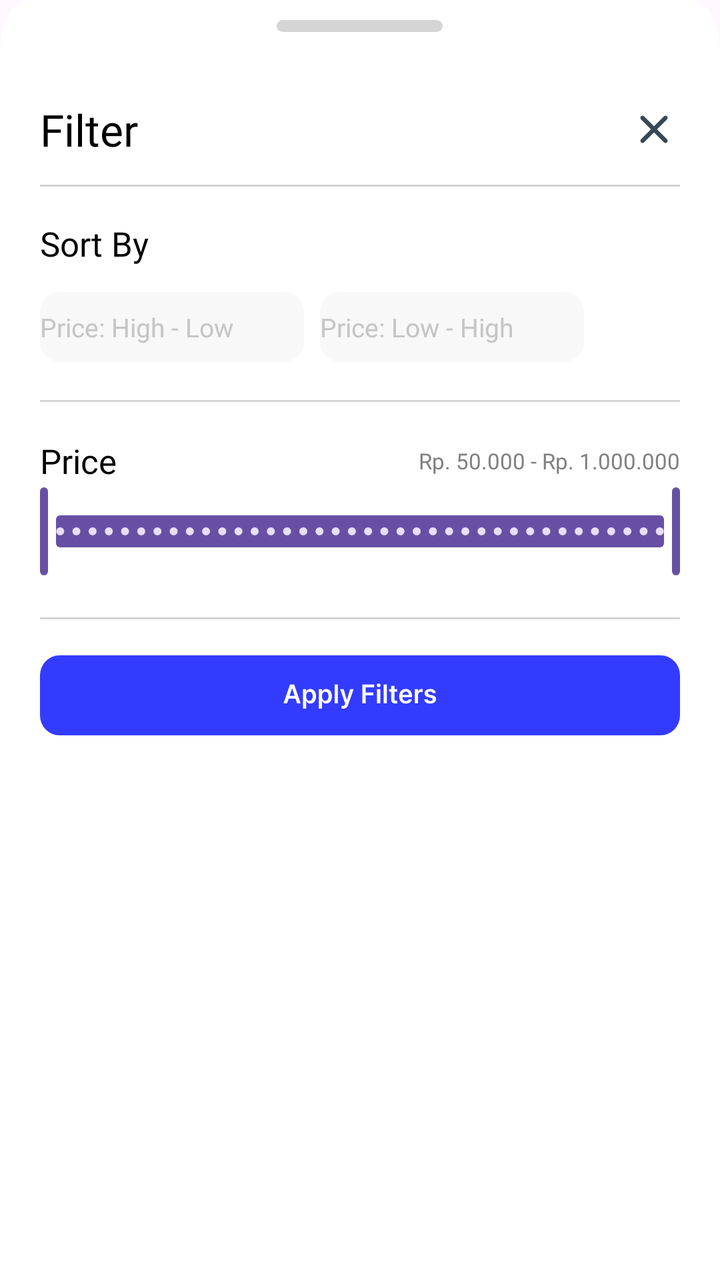
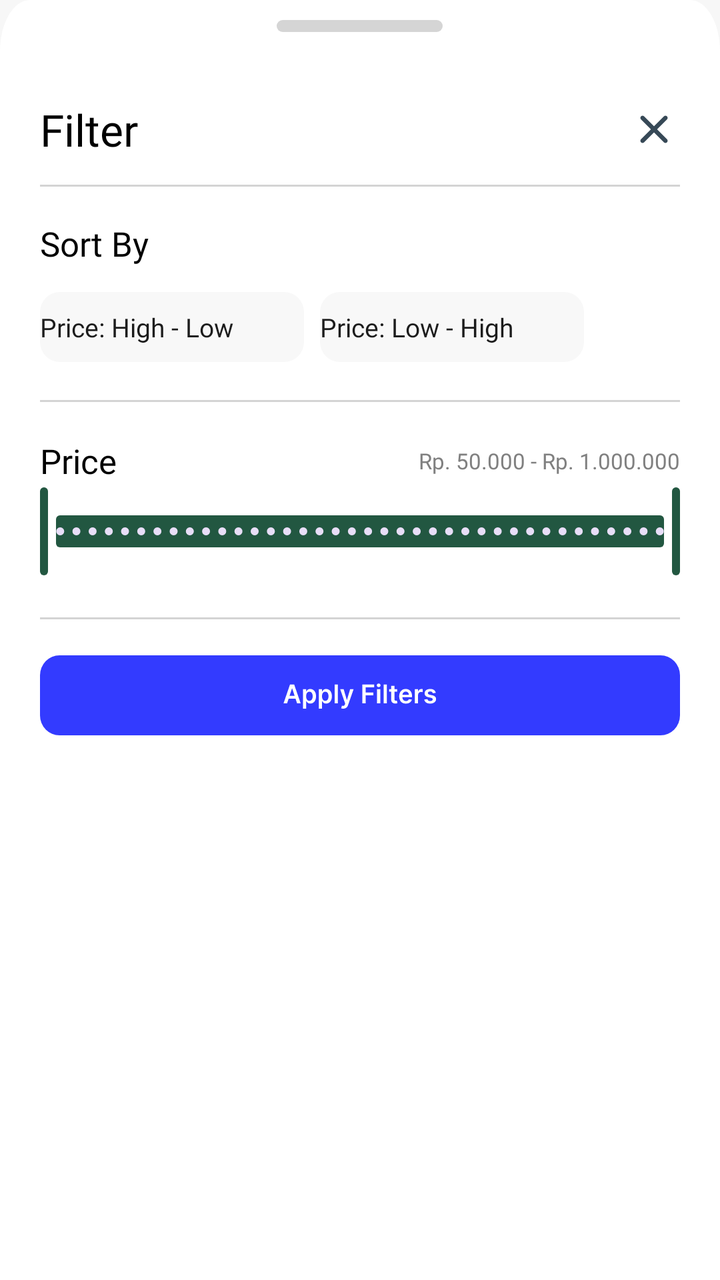

Screens rendered from an Android XML layout before and after an edit, with the pre-edit source and the edit as a unified diff.
<!-- AndroidManifest.xml: application theme Theme.GuppyMarketIDN -->
<!-- res/layout/bottom_dialog_filter.xml -->
<?xml version="1.0" encoding="utf-8"?>
<LinearLayout xmlns:android="http://schemas.android.com/apk/res/android"
    xmlns:app="http://schemas.android.com/apk/res-auto"
    xmlns:tools="http://schemas.android.com/tools"
    android:id="@+id/main"
    android:layout_width="match_parent"
    android:layout_height="match_parent"
    android:background="@drawable/dialog_bg"
    android:orientation="vertical"
    tools:context=".menuHome.BottomDialogFilter">

    <ImageView
        android:layout_width="83dp"
        android:layout_height="wrap_content"
        android:src="@drawable/round_remove"
        android:layout_marginTop="10dp"
        android:layout_gravity="center|top"
        android:scaleType="centerCrop"/>

    <LinearLayout
        android:layout_width="match_parent"
        android:layout_height="wrap_content"
        android:layout_marginLeft="20dp"
        android:layout_marginTop="34dp"
        android:layout_marginRight="20dp"
        android:orientation="horizontal">

        <LinearLayout
            android:layout_width="0dp"
            android:layout_height="wrap_content"
            android:layout_weight="1"
            android:gravity="center_vertical"
            android:orientation="horizontal">
            <TextView
                android:layout_width="wrap_content"
                android:layout_height="wrap_content"
                android:text="Filter"
                android:fontFamily="@font/inter_medium"
                android:textSize="22sp"
                android:textColor="@color/black"/>
        </LinearLayout>

        <LinearLayout
            android:layout_width="0dp"
            android:layout_height="wrap_content"
            android:layout_weight="1"
            android:orientation="horizontal"
            android:layout_gravity="center"
            android:gravity="end">
            <ImageButton
                android:id="@+id/btnCloseDialog"
                android:layout_width="wrap_content"
                android:layout_height="wrap_content"
                android:background="@drawable/fi_rr_cross_small"/>
        </LinearLayout>
    </LinearLayout>

    <ImageView
        android:layout_width="match_parent"
        android:layout_height="wrap_content"
        android:layout_marginLeft="20dp"
        android:layout_marginTop="13dp"
        android:layout_marginRight="20dp"
        android:background="@drawable/line_botton_dialog" />

    <TextView
        android:layout_width="match_parent"
        android:layout_height="wrap_content"
        android:layout_marginLeft="20dp"
        android:layout_marginTop="17dp"
        android:layout_marginRight="20dp"
        android:fontFamily="@font/inter_medium"
        android:text="Sort By"
        android:textColor="@color/black"
        android:textSize="17sp"/>

    <LinearLayout
        android:layout_width="wrap_content"
        android:layout_height="wrap_content"
        android:layout_marginLeft="20dp"
        android:layout_marginTop="13dp"
        android:layout_marginRight="20dp"
        android:orientation="horizontal">

        <LinearLayout
            android:id="@+id/linearLayoutHighToLow"
            android:layout_width="0dp"
            android:layout_height="wrap_content"
            android:layout_weight="1"
            android:background="@drawable/kotak_sort"
            android:gravity="center_vertical"
            android:layout_marginRight="8dp"
            android:orientation="horizontal">
            <TextView
                android:id="@+id/textViewHighToLow"
                android:layout_width="match_parent"
                android:layout_height="match_parent"
                android:text="Price: High - Low"
                android:textColor="#C5C5C5"
                android:fontFamily="@font/inter_semi_bold"
                android:textSize="13sp"
                android:gravity="center"/>
        </LinearLayout>

        <LinearLayout
            android:id="@+id/linearLayoutLowToHigh"
            android:layout_width="0dp"
            android:layout_height="wrap_content"
            android:layout_weight="1"
            android:orientation="horizontal"
            android:background="@drawable/kotak_sort"
            android:layout_gravity="center">
            <TextView
                android:id="@+id/textViewLowToHigh"
                android:layout_width="match_parent"
                android:layout_height="match_parent"
                android:text="Price: Low - High"
                android:textColor="#C5C5C5"
                android:fontFamily="@font/inter_semi_bold"
                android:textSize="13sp"
                android:gravity="center"/>
        </LinearLayout>
    </LinearLayout>

    <ImageView
        android:layout_width="match_parent"
        android:layout_height="wrap_content"
        android:layout_marginLeft="20dp"
        android:layout_marginTop="19dp"
        android:layout_marginRight="20dp"
        android:background="@drawable/line_botton_dialog" />

    <LinearLayout
        android:layout_width="match_parent"
        android:layout_height="wrap_content"
        android:layout_marginLeft="20dp"
        android:layout_marginTop="18dp"
        android:layout_marginRight="20dp"
        android:orientation="horizontal">

        <LinearLayout
            android:layout_width="0dp"
            android:layout_height="wrap_content"
            android:layout_weight="1"
            android:gravity="center_vertical"
            android:orientation="horizontal">
            <TextView
                android:layout_width="wrap_content"
                android:layout_height="wrap_content"
                android:text="Price"
                android:fontFamily="@font/inter_medium"
                android:textSize="17dp"
                android:textColor="@color/black"/>
        </LinearLayout>

        <LinearLayout
            android:layout_width="0dp"
            android:layout_height="wrap_content"
            android:layout_weight="1"
            android:orientation="horizontal"
            android:layout_gravity="center"
            android:gravity="end">
            <TextView
                android:id="@+id/priceRangeValue"
                android:layout_width="wrap_content"
                android:layout_height="wrap_content"
                android:text="Rp. 50.000 - Rp. 1.000.000"
                android:fontFamily="@font/inter_medium"
                android:textSize="11dp"
                android:textColor="#808080"/>
        </LinearLayout>
    </LinearLayout>

    <com.google.android.material.slider.RangeSlider
        android:id="@+id/continuousRangeSlider"
        android:layout_width="match_parent"
        android:layout_height="wrap_content"
        android:valueFrom="50000.0"
        android:valueTo="1000000.0"
        android:stepSize="10000.0"
        app:layout_constraintEnd_toEndOf="parent"
        app:layout_constraintStart_toStartOf="parent"
        app:layout_constraintTop_toBottomOf="@+id/normalContinuousSlider"
        app:values="@array/slider_values" />

    <ImageView
        android:layout_width="match_parent"
        android:layout_height="wrap_content"
        android:layout_marginLeft="20dp"
        android:layout_marginTop="19dp"
        android:layout_marginRight="20dp"
        android:background="@drawable/line_botton_dialog" />

    <ImageButton
        android:id="@+id/applyFiltersButton"
        android:layout_width="match_parent"
        android:layout_height="wrap_content"
        android:background="@drawable/btn_apply_filters"
        android:layout_marginLeft="20dp"
        android:layout_marginTop="18dp"
        android:layout_marginRight="20dp"
        android:layout_gravity="center"/>
</LinearLayout>
<!-- resources referenced by this layout -->
<resources>
  <array name="slider_values">
          <item>50000.0</item>
          <item>1000000.0</item>
      </array>
  <color name="black">#FF000000</color>
  <!-- drawable btn_apply_filters: vector/xml drawable (drawable, 6457 chars, omitted) -->
  <!-- drawable dialog_bg (drawable) -->
  <vector xmlns:android="http://schemas.android.com/apk/res/android"
      android:width="360dp"
      android:height="374dp"
      android:viewportWidth="360"
      android:viewportHeight="374">
    <path
        android:pathData="M0,15C0,6.72 6.72,0 15,0H345C353.28,0 360,6.72 360,15V374H0V15Z"
        android:fillColor="#ffffff"/>
  </vector>
  <!-- drawable fi_rr_cross_small (drawable) -->
  <vector xmlns:android="http://schemas.android.com/apk/res/android"
      android:width="26dp"
      android:height="26dp"
      android:viewportWidth="26"
      android:viewportHeight="26">
    <path
        android:pathData="M19.5,6.5C19.297,6.297 19.021,6.183 18.734,6.183C18.447,6.183 18.171,6.297 17.968,6.5L13,11.468L8.032,6.5C7.829,6.297 7.553,6.183 7.266,6.183C6.979,6.183 6.703,6.297 6.5,6.5C6.297,6.703 6.183,6.978 6.183,7.266C6.183,7.553 6.297,7.828 6.5,8.032L11.468,13L6.5,17.968C6.297,18.171 6.183,18.447 6.183,18.734C6.183,19.021 6.297,19.297 6.5,19.5C6.703,19.703 6.979,19.817 7.266,19.817C7.553,19.817 7.829,19.703 8.032,19.5L13,14.532L17.968,19.5C18.171,19.703 18.447,19.817 18.734,19.817C19.021,19.817 19.297,19.703 19.5,19.5C19.703,19.297 19.817,19.021 19.817,18.734C19.817,18.447 19.703,18.171 19.5,17.968L14.532,13L19.5,8.032C19.703,7.828 19.817,7.553 19.817,7.266C19.817,6.978 19.703,6.703 19.5,6.5V6.5Z"
        android:fillColor="#374957"/>
  </vector>
  <!-- drawable kotak_sort (drawable) -->
  <vector xmlns:android="http://schemas.android.com/apk/res/android"
      android:width="132dp"
      android:height="35dp"
      android:viewportWidth="132"
      android:viewportHeight="35">
    <path
        android:pathData="M10,0L122,0A10,10 0,0 1,132 10L132,25A10,10 0,0 1,122 35L10,35A10,10 0,0 1,0 25L0,10A10,10 0,0 1,10 0z"
        android:fillColor="#F8F8F8"/>
  </vector>
  <!-- drawable line_botton_dialog (drawable) -->
  <vector xmlns:android="http://schemas.android.com/apk/res/android"
      android:width="328dp"
      android:height="1dp"
      android:viewportWidth="328"
      android:viewportHeight="1">
    <path
        android:strokeWidth="1"
        android:pathData="M0,0.5L328,0.5"
        android:fillColor="#00000000"
        android:strokeColor="#D4D4D4"/>
  </vector>
  <!-- drawable round_remove (drawable) -->
  <vector xmlns:android="http://schemas.android.com/apk/res/android"
      android:width="83dp"
      android:height="6dp"
      android:viewportWidth="83"
      android:viewportHeight="6">
    <path
        android:pathData="M3,0L80,0A3,3 0,0 1,83 3L83,3A3,3 0,0 1,80 6L3,6A3,3 0,0 1,0 3L0,3A3,3 0,0 1,3 0z"
        android:fillColor="#D5D5D5"/>
  </vector>
  <style name="Theme.GuppyMarketIDN" parent="Base.Theme.GuppyMarketIDN" />
  <style name="Base.Theme.GuppyMarketIDN" parent="Theme.Material3.DayNight.NoActionBar">
          
          
      </style>
</resources>

<!-- the commit's change to res/layout/bottom_dialog_filter.xml (unified diff, before → after) -->
@@ -96,7 +96,7 @@
                 android:layout_width="match_parent"
                 android:layout_height="match_parent"
                 android:text="Price: High - Low"
-                android:textColor="#C5C5C5"
+                android:textColor="@color/guppy_text_black"
                 android:fontFamily="@font/inter_semi_bold"
                 android:textSize="13sp"
                 android:gravity="center"/>
@@ -115,7 +115,7 @@
                 android:layout_width="match_parent"
                 android:layout_height="match_parent"
                 android:text="Price: Low - High"
-                android:textColor="#C5C5C5"
+                android:textColor="@color/guppy_text_black"
                 android:fontFamily="@font/inter_semi_bold"
                 android:textSize="13sp"
                 android:gravity="center"/>
<!-- resource entries referenced after the edit -->
@@ -5,6 +5,7 @@
           <item>1000000.0</item>
       </array>
   <color name="black">#FF000000</color>
+  <color name="guppy_text_black">#1C1C1C</color>
   <!-- drawable btn_apply_filters: vector/xml drawable (drawable, 6457 chars, omitted) -->
   <!-- drawable dialog_bg (drawable) -->
   <vector xmlns:android="http://schemas.android.com/apk/res/android"
@@ -59,9 +60,16 @@
         android:fillColor="#D5D5D5"/>
   </vector>
   <style name="Theme.GuppyMarketIDN" parent="Base.Theme.GuppyMarketIDN" />
-  <style name="Base.Theme.GuppyMarketIDN" parent="Theme.Material3.DayNight.NoActionBar">
-          
-          
+  <style name="Base.Theme.GuppyMarketIDN" parent="Theme.Material3.Light.NoActionBar">
+          <item name="colorPrimary">@color/guppy_primary</item>
+          <item name="colorOnPrimary">@color/white</item>
+          <item name="android:textColorPrimary">@color/guppy_text_black</item>
+          <item name="android:textColorSecondary">@color/guppy_text_gray</item>
+          <item name="android:windowBackground">@color/guppy_background</item>
       </style>
+  <color name="guppy_primary">#225741</color>
+  <color name="white">#FFFFFFFF</color>
+  <color name="guppy_text_gray">#757575</color>
+  <color name="guppy_background">#F7F7F7</color>
 </resources>
 
